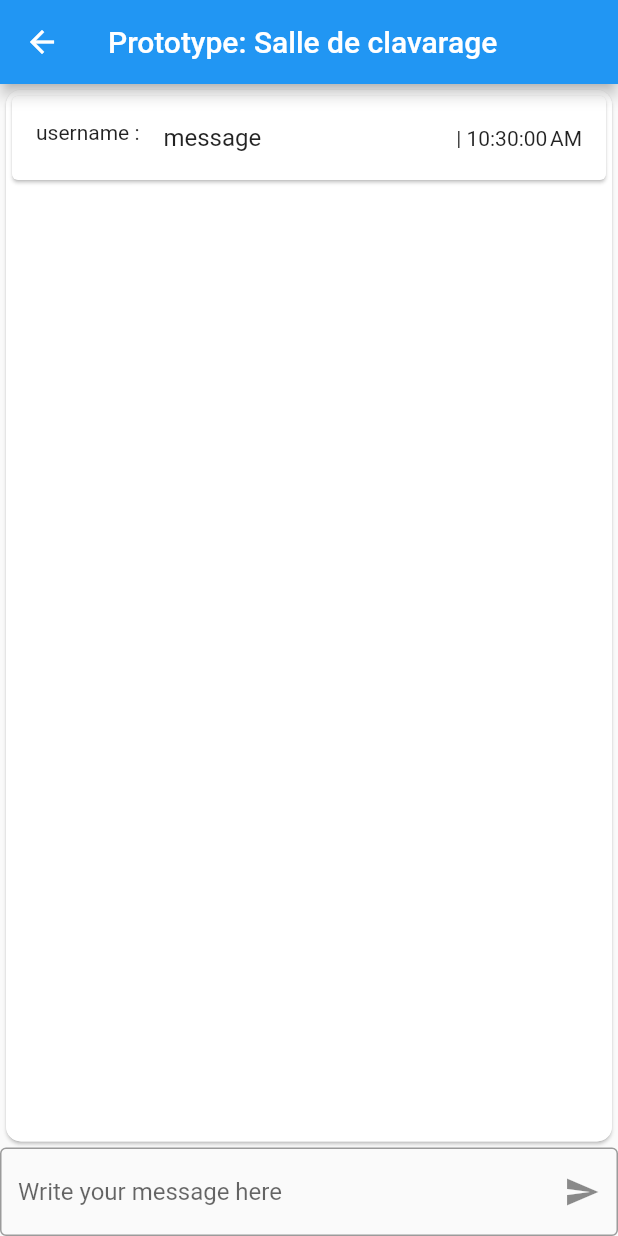
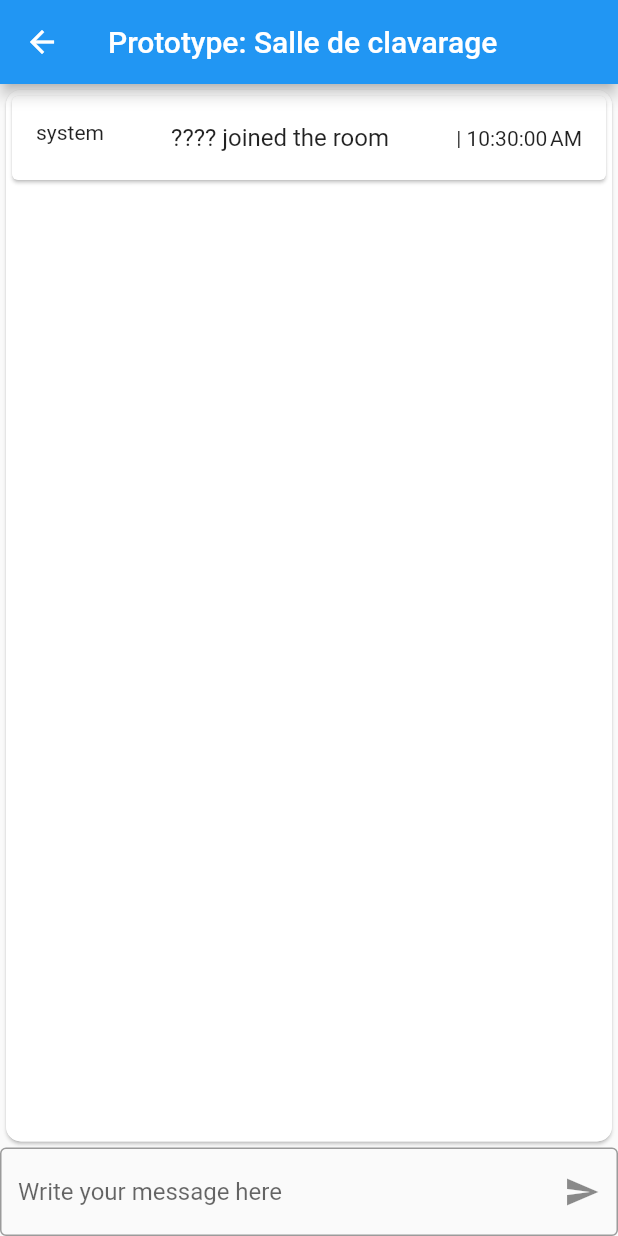
Before and after one commit to ChristianSassine/mobile-scrabble, a Flutter app: the ChatScreen screen opened directly, on a phone screen of 412 x 824 dp. Run offline on Flutter 3.47's test engine with Material 2 defaults, Android fonts, the phone set to English and light mode, and no system bars; our stand-ins replace get_it, rxdart.

Commit message:
Created a message building method

```diff
--- a/lib/components/chatbox-widget.dart
+++ b/lib/components/chatbox-widget.dart
@@ -20,6 +20,13 @@ class _ChatInputState extends State<ChatInput> {
   final chatboxService = GetIt.I.get<ChatboxService>();
   final _formKey = GlobalKey<FormState>();
 
+  void _submitMessage() {
+    if (_formKey.currentState!.validate()) {
+      chatboxService.submitMessage(msgController.text);
+      msgController.clear();
+    }
+  }
+
   @override
   Widget build(BuildContext context) {
     return Form(
@@ -32,22 +39,15 @@ class _ChatInputState extends State<ChatInput> {
           return null;
         },
         controller: msgController,
-        onFieldSubmitted: (String msg) {
-          print(_formKey.currentState);
-          if (_formKey.currentState!.validate()) {
-            // chatboxService.addMessage(msgController.text);
-            msgController.clear();
-          }
+        onFieldSubmitted: (String _) {
+          _submitMessage();
         },
         decoration: InputDecoration(
             border: OutlineInputBorder(),
             hintText: "Write your message here",
             suffixIcon: IconButton(
               onPressed: () {
-                if (_formKey.currentState!.validate()) {
-                  // chatboxService.addMessage(msgController.text);
-                  msgController.clear();
-                }
+                _submitMessage();
               },
               icon: Icon(Icons.send),
             )),
@@ -70,6 +70,25 @@ class _ChatboxState extends State<Chatbox> {
   List<ChatMessage> messages = [];
   StreamSubscription? sub;
 
+  Widget buildMessage(ChatMessage c) {
+    if (c.type == 'client') {
+      return Card(
+        child: ListTile(
+          leading: Text(c.username + ' :'),
+          title: Text(c.message),
+          trailing: Text('| ' + DateFormat.jms().format(c.timeStamp)),
+        ),
+      );
+    }
+    return Card(
+      child: ListTile(
+        leading: Text(c.username),
+        title: Center(child: Text(c.message)),
+        trailing: Text('| ' + DateFormat.jms().format(c.timeStamp)),
+      ),
+    );
+  }
+
   @override
   Widget build(BuildContext context) {
     sub ??= chatboxService.subject.stream.listen((value) {
@@ -86,16 +105,7 @@ class _ChatboxState extends State<Chatbox> {
           borderRadius: BorderRadius.circular(10),
         ),
         child: ListView(
-          children: [
-            for (ChatMessage c in messages)
-              Card(
-                child: ListTile(
-                  leading: Text(c.username + ' :'),
-                  title: Text(c.message),
-                  trailing: Text('| ' + DateFormat.jms().format(c.timeStamp)),
-                ),
-              ),
-          ],
+          children: [for (ChatMessage c in messages) buildMessage(c)],
         ),
       ),
     );
--- a/lib/domain/services/chatbox-service.dart
+++ b/lib/domain/services/chatbox-service.dart
@@ -2,11 +2,11 @@ import 'package:mobile/domain/models/chat-models.dart';
 import 'package:rxdart/rxdart.dart';
 
 class ChatboxService {
-  List<ChatMessage> msgs = [ChatMessage('username', 'type', 'message', DateTime.now())];
+  List<ChatMessage> msgs = [ChatMessage('system', 'system', '???? joined the room', DateTime.now())];
   final subject = BehaviorSubject<bool>.seeded(true); // We don't need to send the string but it'll do for now
 
-  // void addMessage(String msg){
-  //   msgs.add(msg);
-  //   subject.add(msg);
-  // }
+  void submitMessage(String msg){
+    msgs.add(ChatMessage('????', 'client', msg, DateTime.now()));
+    subject.add(true);
+  }
 }
```
